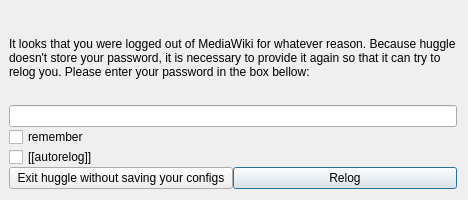
Above: src/huggle_ui/reloginform.ui from huggle/huggle3-qt-lx before the change. Below: the same form after it.
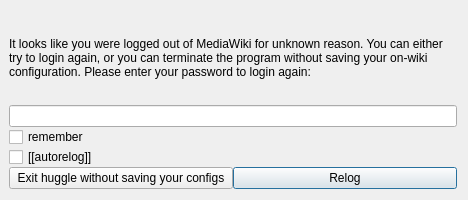
That is the form after the change. Icons and pictures are not drawn.

Commit message: improved wording of logout event

Diff of the .ui file:
```diff
--- a/src/huggle_ui/reloginform.ui
+++ b/src/huggle_ui/reloginform.ui
@@ -27,7 +27,7 @@
    <item>
     <widget class="QLabel" name="label">
      <property name="text">
-      <string>It looks that you were logged out of MediaWiki for whatever reason. Because huggle doesn't store your password, it is necessary to provide it again so that it can try to relog you. Please enter your password in the box bellow:</string>
+      <string>It looks like you were logged out of MediaWiki for unknown reason. You can either try to login again, or you can terminate the program without saving your on-wiki configuration. Please enter your password to login again:</string>
      </property>
      <property name="wordWrap">
       <bool>true</bool>
```
